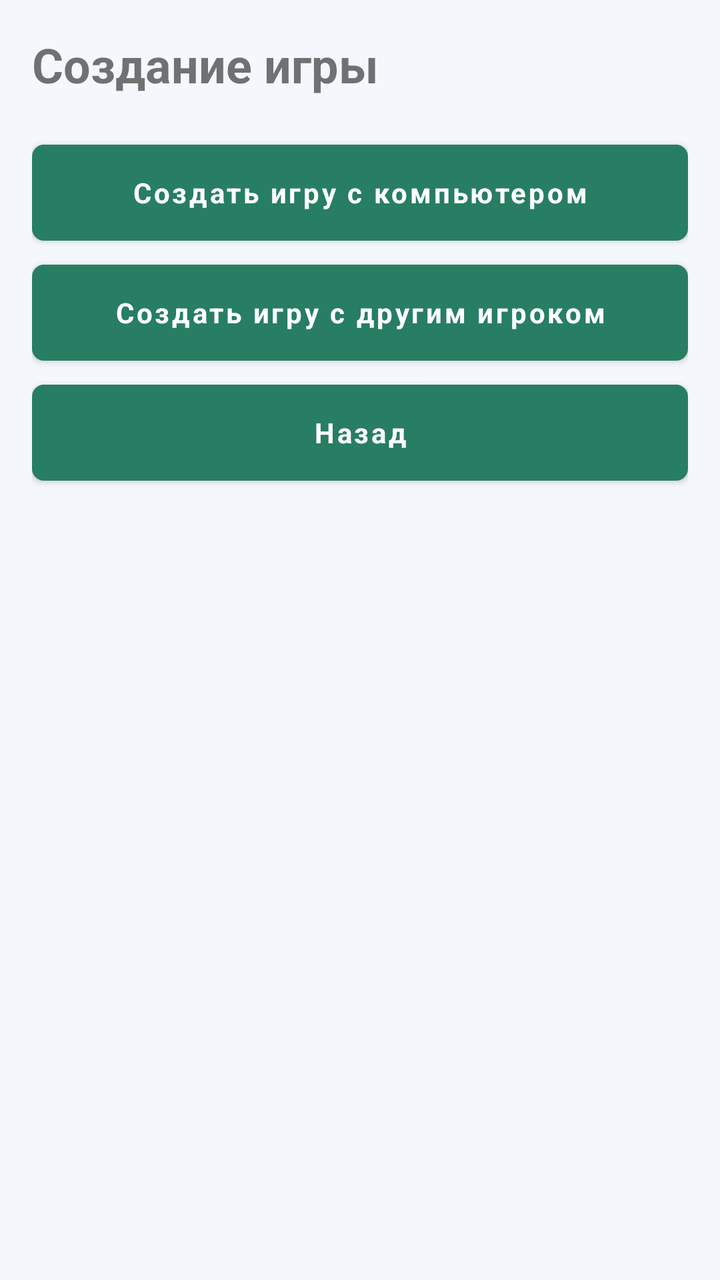
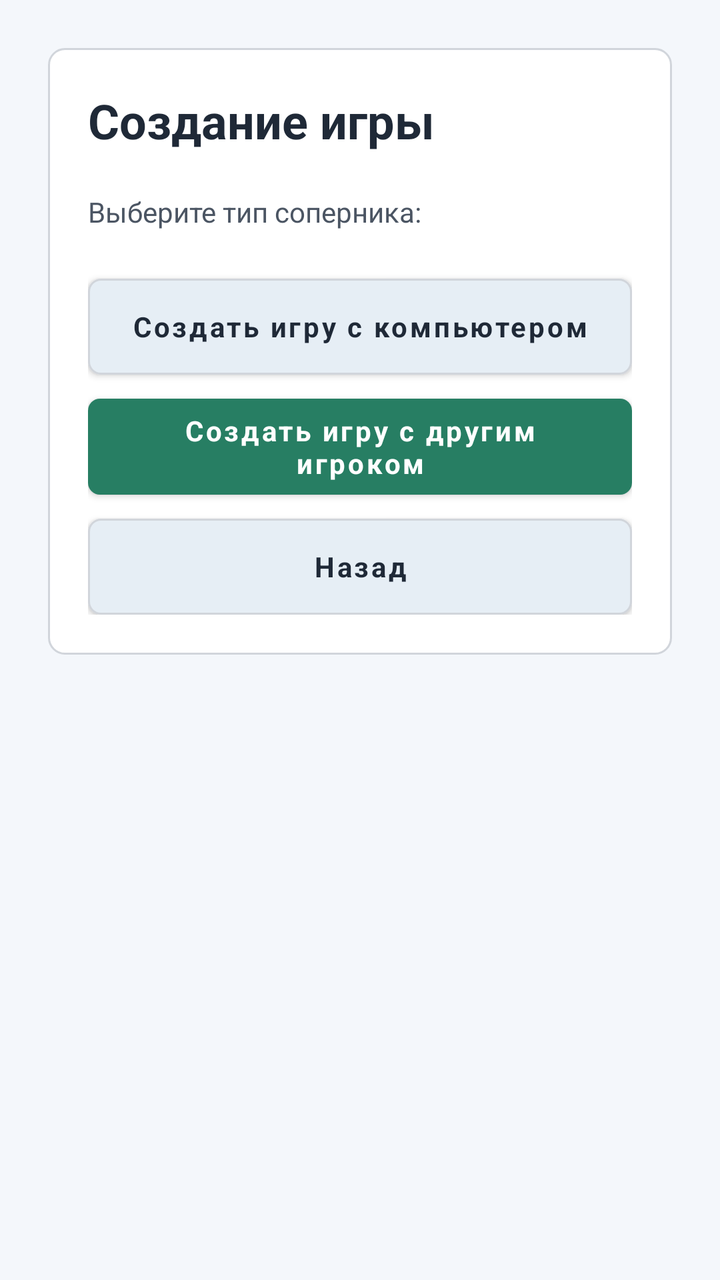

Screens rendered from an Android XML layout before and after an edit, with the pre-edit source and the edit as a unified diff.
<!-- AndroidManifest.xml: application theme Theme.TicTacToe -->
<!-- res/layout/activity_create_game.xml -->
<?xml version="1.0" encoding="utf-8"?>
<LinearLayout xmlns:android="http://schemas.android.com/apk/res/android"
    android:layout_width="match_parent"
    android:layout_height="match_parent"
    android:orientation="vertical"
    android:padding="16dp">

    <TextView
        android:id="@+id/titleTextView"
        android:layout_width="match_parent"
        android:layout_height="wrap_content"
        android:text="Создание игры"
        android:textSize="24sp"
        android:textStyle="bold" />

    <Button
        android:id="@+id/createWithComputerButton"
        android:layout_width="match_parent"
        android:layout_height="wrap_content"
        android:layout_marginTop="24dp"
        android:text="Создать игру с компьютером" />

    <Button
        android:id="@+id/createWithPlayerButton"
        android:layout_width="match_parent"
        android:layout_height="wrap_content"
        android:layout_marginTop="12dp"
        android:text="Создать игру с другим игроком" />

    <Button
        android:id="@+id/backButton"
        android:layout_width="match_parent"
        android:layout_height="wrap_content"
        android:layout_marginTop="12dp"
        android:text="Назад" />

    <ProgressBar
        android:id="@+id/progressBar"
        android:layout_width="wrap_content"
        android:layout_height="wrap_content"
        android:layout_gravity="center_horizontal"
        android:layout_marginTop="24dp"
        android:visibility="gone" />

</LinearLayout>
<!-- resources referenced by this layout -->
<resources>
  <style name="Theme.TicTacToe" parent="Theme.MaterialComponents.Light.NoActionBar">
          <item name="colorPrimary">@color/primary</item>
          <item name="colorPrimaryVariant">@color/primary_dark</item>
          <item name="colorOnPrimary">@color/white</item>
          <item name="colorSecondary">@color/secondary_fill</item>
          <item name="android:colorBackground">@color/screen_bg</item>
          <item name="colorSurface">@color/surface</item>
          <item name="android:textColorPrimary">@color/text_primary</item>
          <item name="android:textColorSecondary">@color/text_secondary</item>
          <item name="android:statusBarColor">@color/screen_bg</item>
          <item name="android:windowLightStatusBar">true</item>
          <item name="android:navigationBarColor">@color/screen_bg</item>
          <item name="android:fontFamily">sans-serif</item>
          <item name="fontFamily">sans-serif</item>
          <item name="materialButtonStyle">@style/TicTacToe.Button.Base</item>
      </style>
  <color name="primary">#277E63</color>
  <color name="primary_dark">#1F6A54</color>
  <color name="white">#FFFFFF</color>
  <color name="secondary_fill">#E6EEF5</color>
  <color name="screen_bg">#F4F7FB</color>
  <color name="surface">#FFFFFF</color>
  <color name="text_primary">#1F2937</color>
  <color name="text_secondary">#4B5563</color>
  <style name="TicTacToe.Button.Base" parent="Widget.MaterialComponents.Button">
          <item name="android:textAllCaps">false</item>
          <item name="cornerRadius">6dp</item>
          <item name="android:insetTop">0dp</item>
          <item name="android:insetBottom">0dp</item>
          <item name="android:minHeight">48dp</item>
          <item name="android:textStyle">bold</item>
      </style>
</resources>

<!-- the commit's change to res/layout/activity_create_game.xml (unified diff, before → after) -->
@@ -1,45 +1,72 @@
 <?xml version="1.0" encoding="utf-8"?>
 <LinearLayout xmlns:android="http://schemas.android.com/apk/res/android"
+    xmlns:app="http://schemas.android.com/apk/res-auto"
     android:layout_width="match_parent"
     android:layout_height="match_parent"
+    android:background="@color/screen_bg"
     android:orientation="vertical"
-    android:padding="16dp">
+    android:padding="24dp">
 
-    <TextView
-        android:id="@+id/titleTextView"
+    <LinearLayout
         android:layout_width="match_parent"
         android:layout_height="wrap_content"
-        android:text="Создание игры"
-        android:textSize="24sp"
-        android:textStyle="bold" />
+        android:background="@drawable/bg_surface_card"
+        android:orientation="vertical"
+        android:padding="20dp">
 
-    <Button
-        android:id="@+id/createWithComputerButton"
-        android:layout_width="match_parent"
-        android:layout_height="wrap_content"
-        android:layout_marginTop="24dp"
-        android:text="Создать игру с компьютером" />
+        <TextView
+            android:id="@+id/titleTextView"
+            android:layout_width="match_parent"
+            android:layout_height="wrap_content"
+            android:text="@string/create_game_title"
+            android:textSize="24sp"
+            android:textColor="@color/text_primary"
+            android:textStyle="bold" />
 
-    <Button
-        android:id="@+id/createWithPlayerButton"
-        android:layout_width="match_parent"
-        android:layout_height="wrap_content"
-        android:layout_marginTop="12dp"
-        android:text="Создать игру с другим игроком" />
+        <TextView
+            android:layout_width="wrap_content"
+            android:layout_height="wrap_content"
+            android:paddingTop="20dp"
+            android:textColor="@color/text_secondary"
+            android:text="@string/choose_opponent" />
 
-    <Button
-        android:id="@+id/backButton"
-        android:layout_width="match_parent"
-        android:layout_height="wrap_content"
-        android:layout_marginTop="12dp"
-        android:text="Назад" />
+        <Button
+            android:id="@+id/createWithComputerButton"
+            android:layout_width="match_parent"
+            android:layout_height="wrap_content"
+            android:layout_marginTop="24dp"
+            android:background="@drawable/bg_button_secondary"
+            android:text="@string/create_vs_computer"
+            android:textColor="@color/text_primary"
+            app:backgroundTint="@null" />
 
-    <ProgressBar
-        android:id="@+id/progressBar"
-        android:layout_width="wrap_content"
-        android:layout_height="wrap_content"
-        android:layout_gravity="center_horizontal"
-        android:layout_marginTop="24dp"
-        android:visibility="gone" />
+        <Button
+            android:id="@+id/createWithPlayerButton"
+            android:layout_width="match_parent"
+            android:layout_height="wrap_content"
+            android:layout_marginTop="12dp"
+            android:background="@drawable/bg_button_primary"
+            android:text="@string/create_vs_player"
+            android:textColor="@color/white"
+            app:backgroundTint="@null" />
+
+        <Button
+            android:id="@+id/backButton"
+            android:layout_width="match_parent"
+            android:layout_height="wrap_content"
+            android:layout_marginTop="12dp"
+            android:background="@drawable/bg_button_secondary"
+            android:text="@string/back"
+            android:textColor="@color/text_primary"
+            app:backgroundTint="@null" />
+
+        <ProgressBar
+            android:id="@+id/progressBar"
+            android:layout_width="wrap_content"
+            android:layout_height="wrap_content"
+            android:layout_gravity="center_horizontal"
+            android:layout_marginTop="24dp"
+            android:visibility="gone" />
+    </LinearLayout>
 
 </LinearLayout>
<!-- resource entries referenced after the edit -->
@@ -19,7 +19,34 @@
   <color name="primary">#277E63</color>
   <color name="primary_dark">#1F6A54</color>
   <color name="white">#FFFFFF</color>
+  <!-- drawable bg_button_primary (drawable) -->
+  <shape xmlns:android="http://schemas.android.com/apk/res/android">
+      <solid android:color="@color/primary" />
+      <corners android:radius="6dp" />
+  </shape>
+  <!-- drawable bg_button_secondary (drawable) -->
+  <shape xmlns:android="http://schemas.android.com/apk/res/android">
+      <solid android:color="@color/secondary_fill" />
+      <corners android:radius="6dp" />
+      <stroke
+          android:width="1dp"
+          android:color="@color/border" />
+  </shape>
+  <!-- drawable bg_surface_card (drawable) -->
+  <shape xmlns:android="http://schemas.android.com/apk/res/android">
+      <solid android:color="@color/surface" />
+      <corners android:radius="8dp" />
+      <stroke
+          android:width="1dp"
+          android:color="@color/border" />
+  </shape>
+  <string name="back">Назад</string>
+  <string name="choose_opponent">Выберите тип соперника:</string>
+  <string name="create_game_title">Создание игры</string>
+  <string name="create_vs_computer">Создать игру с компьютером</string>
+  <string name="create_vs_player">Создать игру с другим игроком</string>
   <color name="secondary_fill">#E6EEF5</color>
+  <color name="border">#D1D5DB</color>
   <color name="screen_bg">#F4F7FB</color>
   <color name="surface">#FFFFFF</color>
   <color name="text_primary">#1F2937</color>
